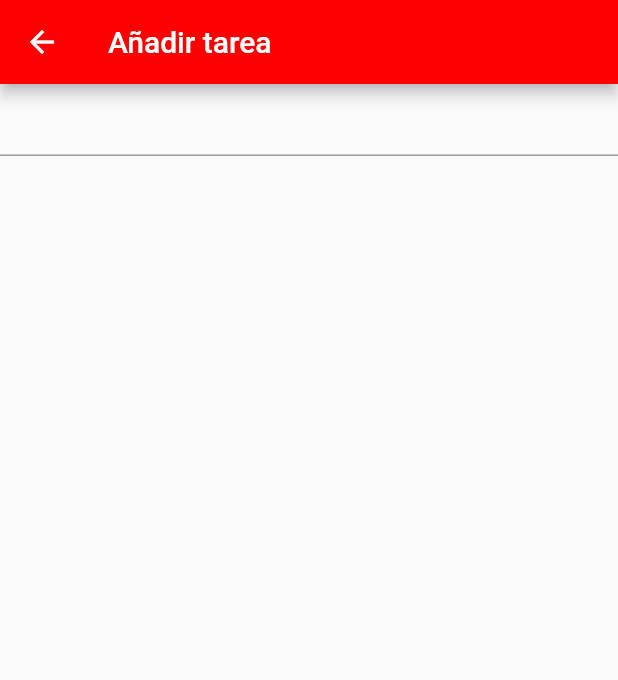
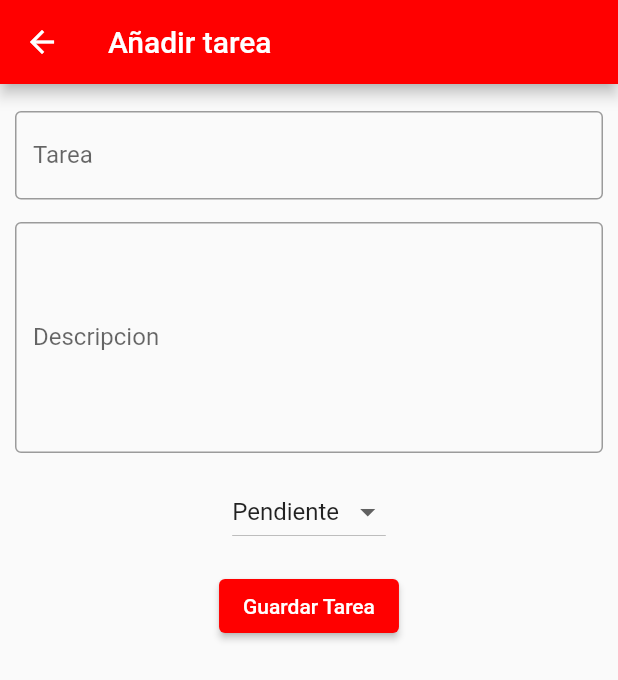
Before and after one commit to JorgeLuis280801/pmsn2023, a Flutter app: the TaskScreen screen opened by its route, after a tap on the "task" icon, on a phone screen of 412 x 824 dp. Shown: the top 680 px of the screen. Run offline on Flutter 3.47's test engine with Material 2 defaults, Android fonts, the phone set to English and light mode, and no system bars; our stand-ins replace carousel_slider, concentric_transition, get, lottie, shared_preferences and 1 more; missing offline and left inert: dart:ffi, day_night_switcher; accounts and stored records are empty; network calls fail.

Commit message:
Clase 20-09-23

```diff
--- a/lib/models/task_model.dart
+++ b/lib/models/task_model.dart
@@ -3,15 +3,15 @@ class TaskModel {
   int? id_Tarea;
   String? nom_Tarea;
   String? desc_tarea;
-  bool? sta_Tarea;
+  String? sta_Tarea;
 
   TaskModel({this.id_Tarea,this.nom_Tarea,this.desc_tarea,this.sta_Tarea});
 
   factory TaskModel.fromMap(Map<String, dynamic> map){
     return TaskModel(
       id_Tarea: map['id_Tarea'],
-      nom_Tarea: map['nom_tarea'],
-      desc_tarea: map['desc_tarea'],
+      nom_Tarea: map['nom_Tarea'],
+      desc_tarea: map['desc_Tarea'],
       sta_Tarea: map['sta_Tarea']
     );
   }
--- a/lib/screens/add_task.dart
+++ b/lib/screens/add_task.dart
@@ -1,4 +1,5 @@
 import 'package:flutter/material.dart';
+import 'package:pmsn2023/database/agendadb.dart';
 
 class AddTask extends StatefulWidget {
   const AddTask({super.key});
@@ -9,25 +10,42 @@ class AddTask extends StatefulWidget {
 
 class _AddTaskState extends State<AddTask> {
 
+  String dropDownValue = "Pendiente";
+
+  TextEditingController txtConNomT = TextEditingController();
+  TextEditingController txtConDescT = TextEditingController();
+
+  List<String> dropDownValues = [
+    'Pendiente',
+    'Realizando',
+    'Concluida'
+  ];
+
+  AgendaDB? agendaDB;
+  @override
+  void initState() {
+    // TODO: implement initState
+    super.initState();
+    agendaDB = AgendaDB();
+  }
+
   @override
   Widget build(BuildContext context) {
 
-  TextEditingController txtConNomT = TextEditingController();
-  TextEditingController txtConDescT = TextEditingController();
-  String dropDownValue = "Pendiente";
-  List<String> dropDownValues = [
-    'Pendiente',
-    'Realizando',
-    'Concluida',
-    'Incompleta'
-  ];
-
   final txtNom_Tarea = TextField(
+    decoration: const InputDecoration(
+      label: Text('Tarea'),
+      border: OutlineInputBorder()
+    ),
     controller: txtConNomT,
   );
 
   final txtDesc_Tarea = TextField(
-    maxLines: 65,
+    decoration: const InputDecoration(
+      label: Text('Descripcion'),
+      border: OutlineInputBorder()
+    ),
+    maxLines: 6,
     controller: txtConDescT,
   );
 
@@ -47,7 +65,17 @@ class _AddTaskState extends State<AddTask> {
 
   final ElevatedButton btnGuardar =
     ElevatedButton(
-      onPressed: (){},
+      onPressed: (){
+        agendaDB!.INSERT('tblTareas', {
+          'nom_Tarea' : txtConNomT.text,
+          'desc_Tarea' : txtConDescT.text,
+          'sta_Tarea' : dropDownValue.substring(1,1)
+        }).then((value){
+          var msj = ( value > 0 ) ? 'Insercion exitosa' : 'Insercion fallida';
+          var snackbar = SnackBar(content: Text(msj));
+          ScaffoldMessenger.of(context).showSnackBar(snackbar);
+        });
+      },
       child: Text("Guardar Tarea")
   );
 
@@ -55,13 +83,21 @@ class _AddTaskState extends State<AddTask> {
       appBar: AppBar(
         title: Text("Añadir tarea"),
       ),
-      body: Column(
+      body: Padding(
+        padding: const EdgeInsets.all(10.0),
+        child: Column(
+          //mainAxisAlignment: MainAxisAlignment.spaceAround,
           children: [
+            const SizedBox(height: 8.0),
             txtNom_Tarea,
+            const SizedBox(height: 15.0),
             txtDesc_Tarea,
+            const SizedBox(height: 15.0),
             ddSta_Tarea,
+            const SizedBox(height: 15.0),
             btnGuardar
           ],
+        ),
       ),
     );
   }
--- a/lib/screens/task_screen.dart
+++ b/lib/screens/task_screen.dart
@@ -1,6 +1,7 @@
 import 'package:flutter/material.dart';
 import 'package:pmsn2023/database/agendadb.dart';
 import 'package:pmsn2023/models/task_model.dart';
+import 'package:pmsn2023/widgets/CardTaskWidget.dart';
 
 class TaskScreen extends StatefulWidget {
   const TaskScreen({super.key});
@@ -35,9 +36,10 @@ class _TaskScreenState extends State<TaskScreen> {
         builder: (BuildContext contex, AsyncSnapshot<List<TaskModel>> snapshot){
           if (snapshot.hasData) {
             return ListView.builder(
-              itemCount: 1, //snapshot.data!.length,
+              itemCount: snapshot.data!.length,
               itemBuilder: (BuildContext context, int  index){
-                return Text('Estoy cansado gfe :c');
+                return CardTaskWidget(
+                  taskModel: snapshot.data![index]);
               }
             );
           } else {
--- /dev/null
+++ b/lib/widgets/CardTaskWidget.dart
@@ -0,0 +1,24 @@
+import 'package:flutter/material.dart';
+import 'package:pmsn2023/models/task_model.dart';
+
+class CardTaskWidget extends StatelessWidget {
+  CardTaskWidget({super.key, required this.taskModel});
+
+  TaskModel taskModel;
+
+  @override
+  Widget build(BuildContext context) {
+    return Container(
+      child: Row(
+        children: [
+          Column(
+            children: [
+              Text(taskModel.nom_Tarea!),
+              Text(taskModel.desc_tarea!),
+            ],
+          )
+        ],
+      ),
+    );
+  }
+}
```
Lines whose indentation alone changed are shown as unchanged.
